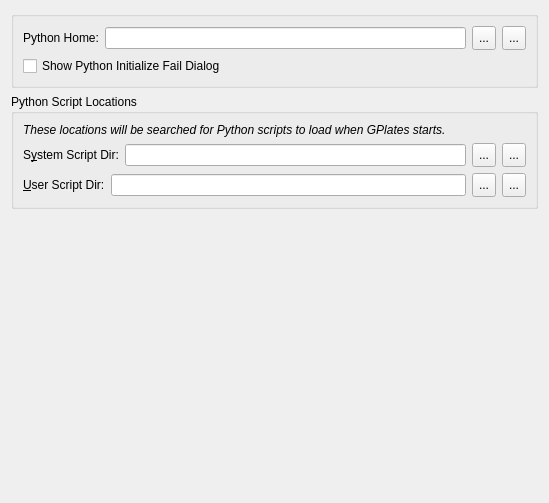
Qt form src/qt-widgets/PreferencesPanePythonUi.ui (GPlates/GPlates) before a commit.
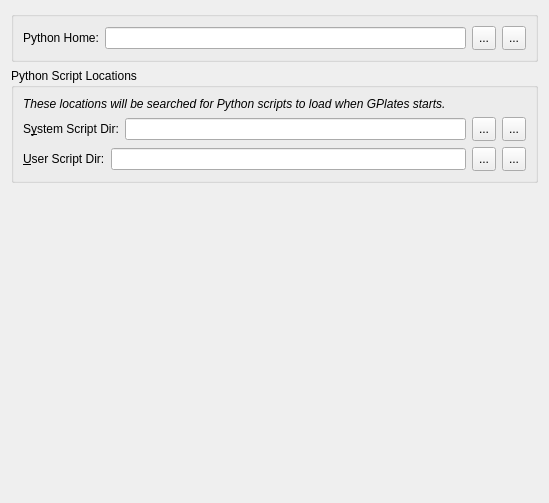
The same form after that commit. Icons and pictures are not drawn.

Commit message: Stop offering to hide the Python failure dialog, and rewrite it

Patch:
```diff
--- a/src/qt-widgets/PreferencesPanePythonUi.ui
+++ b/src/qt-widgets/PreferencesPanePythonUi.ui
@@ -92,13 +92,6 @@
         </item>
        </layout>
       </item>
-      <item>
-       <widget class="QCheckBox" name="show_python_fail_dlg">
-        <property name="text">
-         <string>Show Python Initialize Fail Dialog</string>
-        </property>
-       </widget>
-      </item>
      </layout>
     </widget>
    </item>
```
The commit also changes 8 other files.
